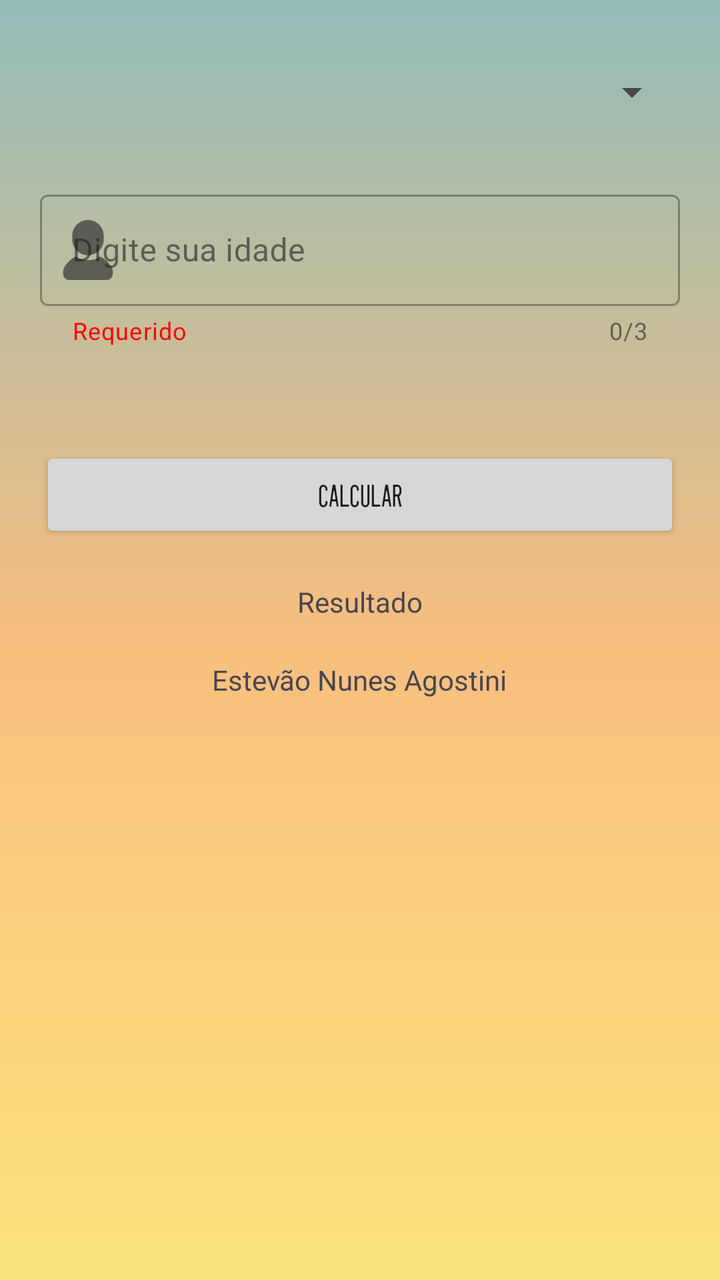
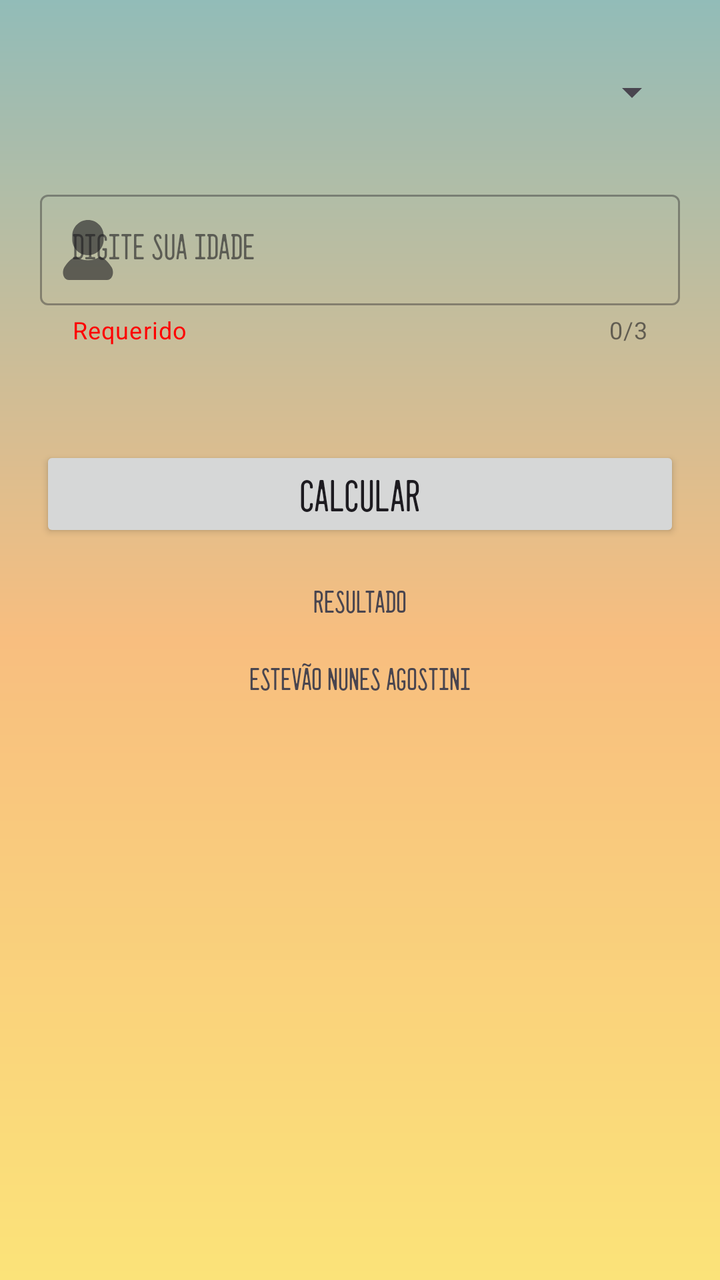

The first picture is an Android layout as it rendered before a commit; the second is the same layout after the commit. The layout source and the unified diff follow.
<!-- AndroidManifest.xml: application theme Theme.AppAposentadoria -->
<!-- res/layout/activity_main.xml -->
<?xml version="1.0" encoding="utf-8"?>
<LinearLayout
    xmlns:android="http://schemas.android.com/apk/res/android"
    xmlns:tools="http://schemas.android.com/tools"
    xmlns:app="http://schemas.android.com/apk/res-auto"
    android:id="@+id/main"
    android:layout_width="match_parent"
    android:layout_height="match_parent"
    android:orientation="vertical"
    android:paddingStart="20dp"
    android:paddingEnd="20dp"
    android:background="@drawable/bgbackground"
    tools:context=".MainActivity">

    <Spinner
        android:id="@+id/escolha"
        android:layout_width="match_parent"
        android:layout_height="wrap_content"
        android:layout_marginTop="30dp"
        android:padding="16dp" />

    <com.google.android.material.textfield.TextInputLayout
        android:id="@+id/inputIdade"
        style="@style/Widget.MaterialComponents.TextInputLayout.OutlinedBox"
        android:layout_width="match_parent"
        android:layout_height="wrap_content"
        android:layout_marginTop="30dp"
        android:hint="@string/digite_sua_idade"
        app:counterEnabled="true"
        app:counterMaxLength="3"
        app:endIconMode="clear_text"
        app:helperText="@string/requerido"
        app:helperTextTextColor="@color/red"
        app:startIconDrawable="@drawable/icpessoa">

        <com.google.android.material.textfield.TextInputEditText
            android:id="@+id/editIdade"
            android:layout_width="match_parent"
            android:layout_height="wrap_content"
            android:inputType="number"
            android:maxLength="3" />

    </com.google.android.material.textfield.TextInputLayout>

    <Button
        android:id="@+id/calcular"
        android:layout_width="match_parent"
        android:layout_height="wrap_content"
        android:layout_marginTop="50dp"
        android:text="@string/calcular"
        android:fontFamily="@font/dearplatecalifornia"
        app:icon="@drawable/iccalculadora"/>

    <TextView
        android:id="@+id/resultado"
        android:layout_width="wrap_content"
        android:layout_height="wrap_content"
        android:layout_gravity="center_horizontal"
        android:layout_marginTop="20dp"
        android:text="@string/resultado" />

    <TextView
        android:id="@+id/nome"
        android:layout_width="wrap_content"
        android:layout_height="wrap_content"
        android:layout_gravity="center_horizontal"
        android:layout_marginTop="20dp"
        android:text="@string/nome" />

</LinearLayout>
<!-- resources referenced by this layout -->
<resources>
  <color name="red">#FF0000</color>
  <!-- drawable bgbackground (drawable) -->
  <?xml version="1.0" encoding="utf-8"?>
  <shape xmlns:android="http://schemas.android.com/apk/res/android"
      android:shape="rectangle">
  
      <gradient
          android:type="linear"
          android:startColor="@color/degrade1"
          android:centerColor="@color/degrade2"
          android:endColor="@color/degrade3"
          android:angle="50" />
  
  </shape>
  <!-- drawable iccalculadora (drawable) -->
  <vector xmlns:android="http://schemas.android.com/apk/res/android" android:height="30dp" android:viewportHeight="32" android:viewportWidth="32" android:width="30dp">
        
      <path android:fillColor="#FFFFFF" android:fillType="nonZero" android:pathData="m24.5,0c2.209,0 4,1.791 4,4v24c0,2.209 -1.791,4 -4,4h-17c-2.209,0 -4,-1.791 -4,-4v-24c0,-2.209 1.791,-4 4,-4zM26.5,9h-21v19c0,1.054 0.816,1.918 1.851,1.995l0.149,0.005h17c1.054,0 1.918,-0.816 1.995,-1.851l0.005,-0.149zM10,24c0.828,0 1.5,0.672 1.5,1.5s-0.672,1.5 -1.5,1.5 -1.5,-0.672 -1.5,-1.5 0.672,-1.5 1.5,-1.5zM16,24c0.828,0 1.5,0.672 1.5,1.5s-0.672,1.5 -1.5,1.5 -1.5,-0.672 -1.5,-1.5 0.672,-1.5 1.5,-1.5zM22,24c0.828,0 1.5,0.672 1.5,1.5s-0.672,1.5 -1.5,1.5 -1.5,-0.672 -1.5,-1.5 0.672,-1.5 1.5,-1.5zM10,18c0.828,0 1.5,0.672 1.5,1.5s-0.672,1.5 -1.5,1.5 -1.5,-0.672 -1.5,-1.5 0.672,-1.5 1.5,-1.5zM16,18c0.828,0 1.5,0.672 1.5,1.5s-0.672,1.5 -1.5,1.5 -1.5,-0.672 -1.5,-1.5 0.672,-1.5 1.5,-1.5zM22,18c0.828,0 1.5,0.672 1.5,1.5s-0.672,1.5 -1.5,1.5 -1.5,-0.672 -1.5,-1.5 0.672,-1.5 1.5,-1.5zM10,12c0.828,0 1.5,0.672 1.5,1.5s-0.672,1.5 -1.5,1.5 -1.5,-0.672 -1.5,-1.5 0.672,-1.5 1.5,-1.5zM16,12c0.828,0 1.5,0.672 1.5,1.5s-0.672,1.5 -1.5,1.5 -1.5,-0.672 -1.5,-1.5 0.672,-1.5 1.5,-1.5zM22,12c0.828,0 1.5,0.672 1.5,1.5s-0.672,1.5 -1.5,1.5 -1.5,-0.672 -1.5,-1.5 0.672,-1.5 1.5,-1.5zM24.5,2h-17c-1.054,0 -1.918,0.816 -1.995,1.851l-0.005,0.149v3h21v-3c0,-1.054 -0.816,-1.918 -1.851,-1.995z"/>
      
  </vector>
  <!-- drawable icpessoa (drawable) -->
  <vector xmlns:android="http://schemas.android.com/apk/res/android" android:height="30dp" android:viewportHeight="512" android:viewportWidth="512" android:width="30dp">
        
      <path android:fillColor="#000000" android:pathData="M458.16,404.22c-18.93,-33.65 -49.93,-71.76 -100.41,-93.43c-28.87,20.2 -63.94,32.09 -101.75,32.09c-37.83,0 -72.9,-11.89 -101.77,-32.09c-50.47,21.67 -81.48,59.78 -100.4,93.43C28.73,448.85 48.42,512 91.84,512c43.43,0 164.16,0 164.16,0s120.73,0 164.15,0C463.58,512 483.27,448.85 458.16,404.22z"/>
        
      <path android:fillColor="#000000" android:pathData="M256.01,300.64c74.14,0 134.23,-60.11 134.23,-134.24v-32.16C390.24,60.11 330.15,0 256.01,0c-74.15,0 -134.25,60.11 -134.25,134.24V166.4C121.75,240.53 181.85,300.64 256.01,300.64z"/>
      
  </vector>
  <string name="calcular">Calcular</string>
  <string name="digite_sua_idade">Digite sua idade</string>
  <string name="nome">Estevão Nunes Agostini</string>
  <string name="requerido">Requerido</string>
  <string name="resultado">Resultado</string>
  <style name="Theme.AppAposentadoria" parent="Base.Theme.AppAposentadoria" />
  <color name="degrade1">#92BCB8</color>
  <color name="degrade2">#F8BE7F</color>
  <color name="degrade3">#FBE379</color>
  <style name="Base.Theme.AppAposentadoria" parent="Theme.Material3.DayNight.NoActionBar">
          
          
      </style>
</resources>

<!-- the commit's change to res/layout/activity_main.xml (unified diff, before → after) -->
@@ -35,6 +35,7 @@
 
         <com.google.android.material.textfield.TextInputEditText
             android:id="@+id/editIdade"
+            android:fontFamily="@font/dearplatecalifornia"
             android:layout_width="match_parent"
             android:layout_height="wrap_content"
             android:inputType="number"
@@ -49,7 +50,8 @@
         android:layout_marginTop="50dp"
         android:text="@string/calcular"
         android:fontFamily="@font/dearplatecalifornia"
-        app:icon="@drawable/iccalculadora"/>
+        app:icon="@drawable/iccalculadora"
+        android:textSize="20sp"/>
 
     <TextView
         android:id="@+id/resultado"
@@ -57,6 +59,7 @@
         android:layout_height="wrap_content"
         android:layout_gravity="center_horizontal"
         android:layout_marginTop="20dp"
+        android:fontFamily="@font/dearplatecalifornia"
         android:text="@string/resultado" />
 
     <TextView
@@ -65,6 +68,7 @@
         android:layout_height="wrap_content"
         android:layout_gravity="center_horizontal"
         android:layout_marginTop="20dp"
+        android:fontFamily="@font/dearplatecalifornia"
         android:text="@string/nome" />
 
 </LinearLayout>
